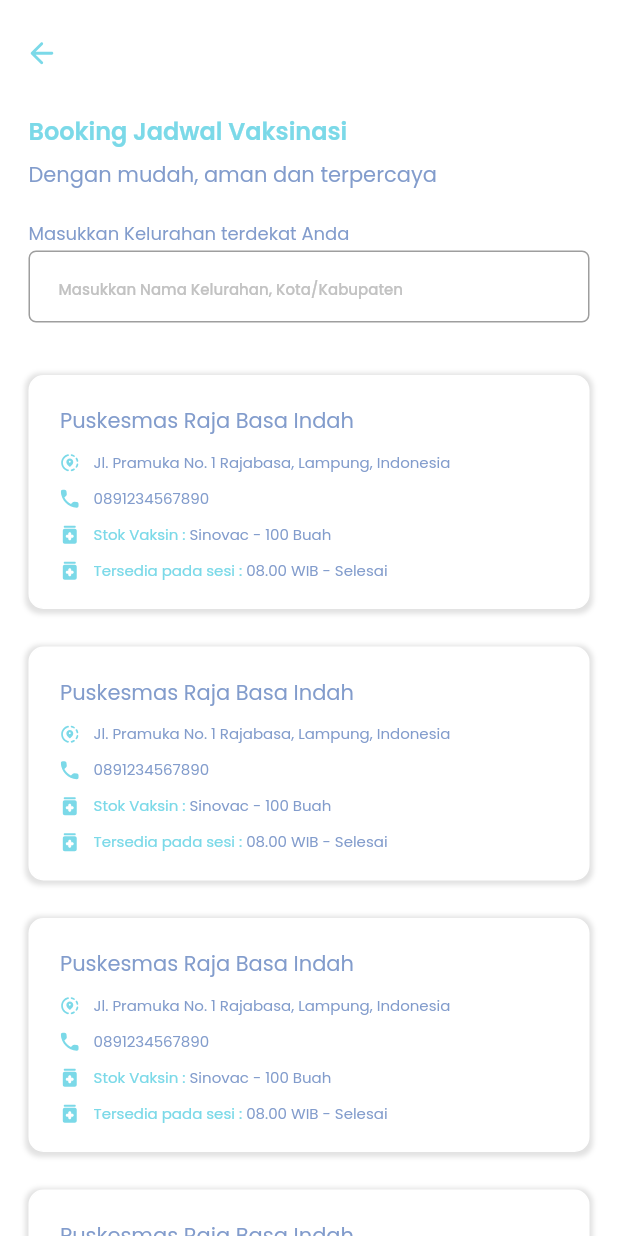
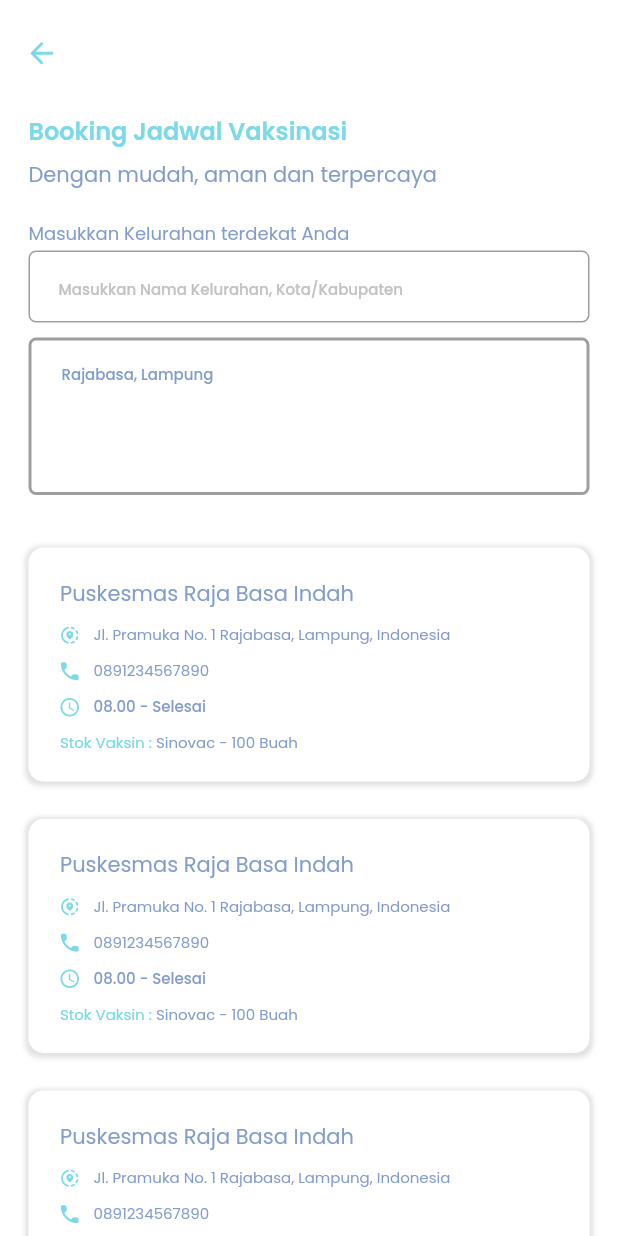
Before and after one commit to CapstoneProject-BookingVaccineSystem/bookingvaccine-apk, a Flutter app: the VaksinasiScreen screen opened by its route, on a phone screen of 412 x 824 dp. Run offline on Flutter 3.47's test engine with Material 2 defaults, Android fonts, the phone set to English and light mode, and no system bars; our stand-ins replace delayed_display, dio, dropdown_button2, email_validator, flutter_svg, google_fonts and 1 more; missing offline and left inert: expansion_widget.

Commit message:
add search

```diff
--- a/lib/screen/vaksinasi/vaksinasi_screen.dart
+++ b/lib/screen/vaksinasi/vaksinasi_screen.dart
@@ -82,6 +82,10 @@ class VaksinasiScreen extends StatelessWidget {
                         ),
                         TextFormField(
                           textInputAction: TextInputAction.done,
+                          readOnly: true,
+                          onTap: () {
+                            value.changeClickKelurahan(true);
+                          },
                           style: const TextStyle(color: Colors.grey),
                           decoration: InputDecoration(
                             hintText: 'Masukkan Nama Kelurahan, Kota/Kabupaten',
@@ -101,6 +105,42 @@ class VaksinasiScreen extends StatelessWidget {
                                   color: Colors.grey, width: 2.0),
                               borderRadius: BorderRadius.circular(5.0),
                             ),
+                          ),
+                        ),
+                        const SizedBox(
+                          height: 10,
+                        ),
+                        Container(
+                          height: 105,
+                          padding: const EdgeInsets.all(10),
+                          decoration: BoxDecoration(
+                            border: Border.all(
+                              width: 2,
+                              color: Colors.grey,
+                            ),
+                            borderRadius: BorderRadius.circular(5),
+                          ),
+                          child: Column(
+                            children: [
+                              GestureDetector(
+                                onTap: () {},
+                                child: Container(
+                                  height: 25.67,
+                                  padding: const EdgeInsets.symmetric(
+                                    vertical: 5,
+                                    horizontal: 10,
+                                  ),
+                                  width: double.infinity,
+                                  child: Text(
+                                    'Rajabasa, Lampung',
+                                    style: primaryTextStyle.copyWith(
+                                      fontSize: 10,
+                                      fontWeight: FontWeight.w500,
+                                    ),
+                                  ),
+                                ),
+                              ),
+                            ],
                           ),
                         ),
                         const SizedBox(
@@ -214,12 +254,27 @@ class VaksinasiScreen extends StatelessWidget {
                                   Row(
                                     children: [
                                       SvgPicture.asset(
-                                        'assets/stock_vaksin.svg',
+                                        'assets/clock.svg',
                                         width: 13,
                                         height: 13,
                                       ),
                                       const SizedBox(
                                         width: 9.41,
+                                      ),
+                                      Flexible(
+                                        child: Text(
+                                          '08.00 - Selesai',
+                                          overflow: TextOverflow.ellipsis,
+                                          style: primaryTextStyle.copyWith(
+                                            fontSize: 10,
+                                            fontWeight: FontWeight.w500,
+                                          ),
+                                        ),
+                                      )
+                                    ],
+                                  ),
+                                  const SizedBox(
+                                    height: 9,
                                   ),
                                   RichText(
                                     text: TextSpan(
@@ -229,45 +284,12 @@ class VaksinasiScreen extends StatelessWidget {
                                       children: <TextSpan>[
                                         TextSpan(
                                             text: 'Sinovac - 100 Buah',
-                                                style:
-                                                    primaryTextStyle.copyWith(
+                                            style: primaryTextStyle.copyWith(
                                               fontSize: 10,
                                             )),
                                       ],
                                     ),
                                   )
-                                    ],
-                                  ),
-                                  const SizedBox(
-                                    height: 9,
-                                  ),
-                                  Row(
-                                    children: [
-                                      SvgPicture.asset(
-                                        'assets/stock_vaksin.svg',
-                                        width: 13,
-                                        height: 13,
-                                      ),
-                                      const SizedBox(
-                                        width: 9.41,
-                                      ),
-                                      RichText(
-                                        text: TextSpan(
-                                          text: 'Tersedia pada sesi : ',
-                                          style: primaryTextStyle2.copyWith(
-                                              fontSize: 10),
-                                          children: <TextSpan>[
-                                            TextSpan(
-                                                text: '08.00 WIB - Selesai',
-                                                style:
-                                                    primaryTextStyle.copyWith(
-                                                  fontSize: 10,
-                                                )),
-                                          ],
-                                        ),
-                                      )
-                                    ],
-                                  ),
                                 ],
                               ),
                             ),
@@ -320,7 +342,7 @@ class VaksinasiScreen extends StatelessWidget {
                               onTap: () {
                                 value.changeClickChoose(true);
                                 Timer(
-                                  const Duration(seconds: 1),
+                                  const Duration(milliseconds: 200),
                                   () {
                                     value.changeClickChoose(false);
                                   },
--- a/lib/screen/vaksinasi/vaksinasi_view_model.dart
+++ b/lib/screen/vaksinasi/vaksinasi_view_model.dart
@@ -1,18 +1,26 @@
-import 'package:flutter/cupertino.dart';
+import 'package:flutter/material.dart';
 
 class VaksinasiViewModel extends ChangeNotifier {
   bool clickContent = false;
   bool clickChoose = false;
+  bool clickKelurahan = false;
   int indexContent = 0;
 
   changeClickContent(bool paramClickContent, int paramIndexContent) {
     clickContent = paramClickContent;
     indexContent = paramIndexContent;
+
     notifyListeners();
   }
 
   changeClickChoose(bool paramClickChoose) {
     clickChoose = paramClickChoose;
+
+    notifyListeners();
+  }
+
+  changeClickKelurahan(bool paramClickKelurahan) {
+    clickKelurahan = paramClickKelurahan;
     notifyListeners();
   }
 }
```
Also changed, not shown: assets/clock.svg (added). Lines whose indentation alone changed are shown as unchanged.
